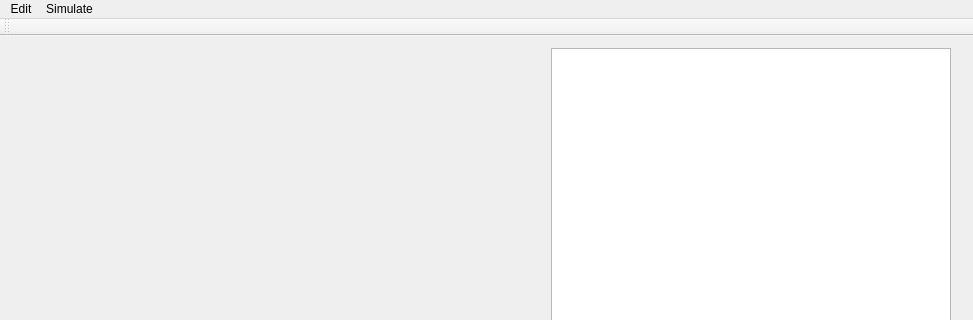
This is viewer/MainWindow.ui in miguelmartin75/GP-Symbolic-Regression as Qt 5 draws it before an edit; both pictures show x 0 to 973 and y 0 to 320 of the 973 by 674 pixel window. The edited form follows.
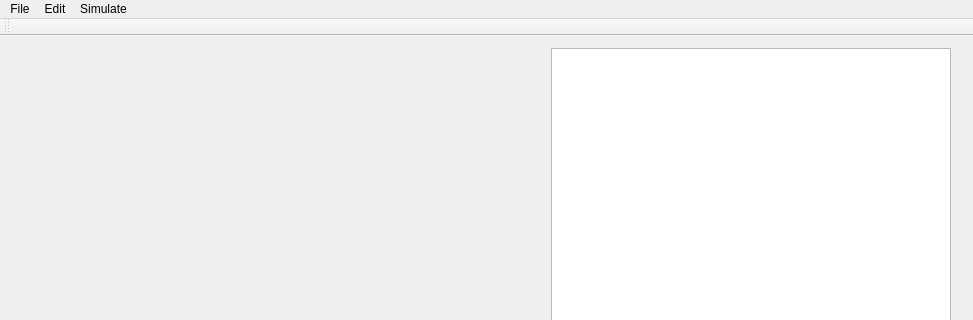
This is the edited form. Custom widgets are drawn as their Qt base class.

```diff
--- a/viewer/MainWindow.ui
+++ b/viewer/MainWindow.ui
@@ -144,6 +144,14 @@
     <addaction name="separator"/>
     <addaction name="actionReset"/>
    </widget>
+   <widget class="QMenu" name="menuFile">
+    <property name="title">
+     <string>File</string>
+    </property>
+    <addaction name="actionImport"/>
+    <addaction name="actionPreferences"/>
+   </widget>
+   <addaction name="menuFile"/>
    <addaction name="menuEdit"/>
    <addaction name="menuSimulate"/>
   </widget>
```
Left out of the diff: 13 changed lines with no effect on the pictures.
